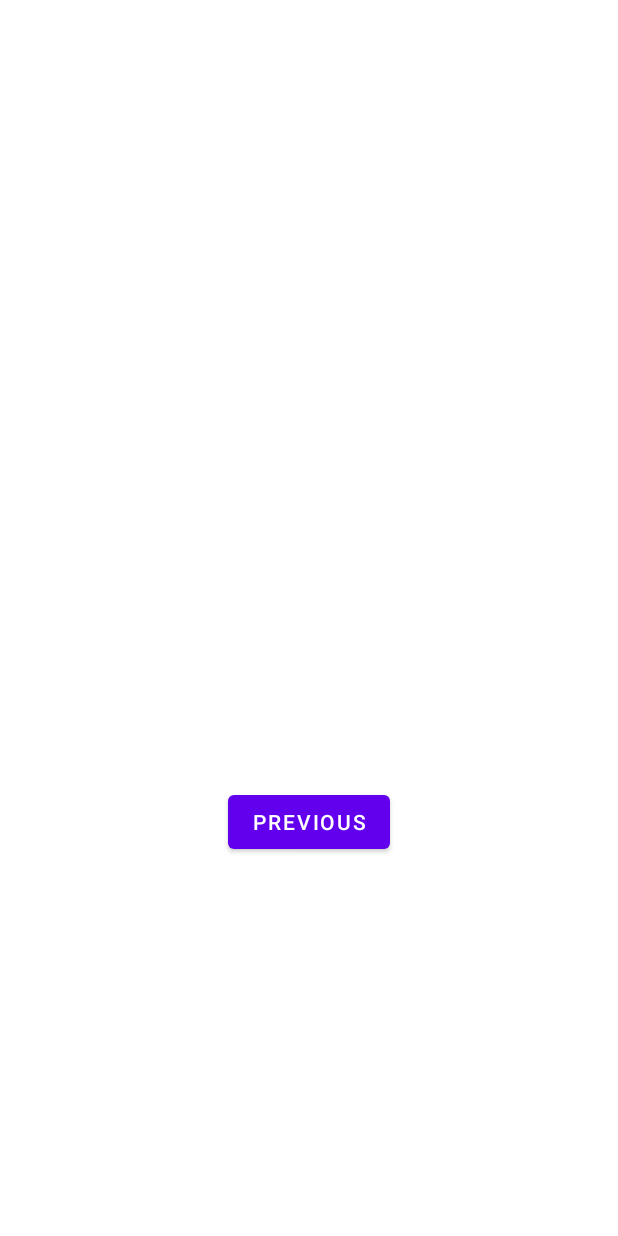
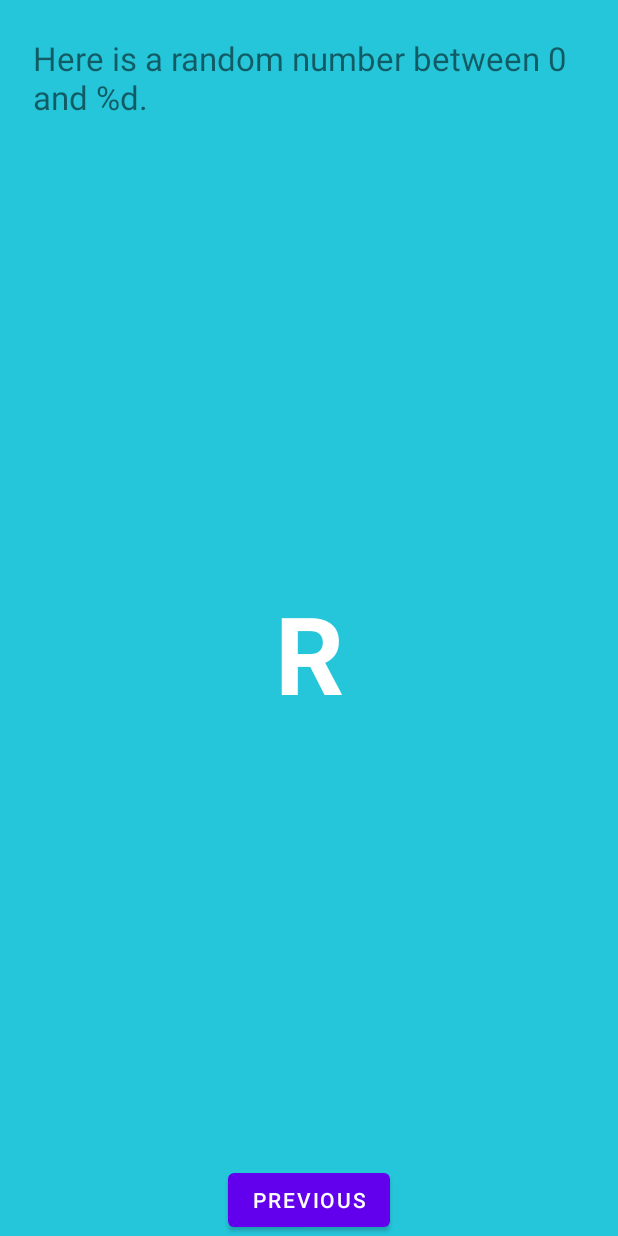
Before and after one commit to hanssenstijn/MySecondApp, an Android app: the layout fragment_second.xml on its own in the app's theme, with its tools: preview values and no code run, on a phone screen of 412 x 824 dp. Run offline under Robolectric (Android 15) with nearby library versions, the phone set to English and light mode, and no system bars.

Commit message:
second fragment

```diff
--- a/app/build.gradle
+++ b/app/build.gradle
@@ -1,6 +1,8 @@
 plugins {
     id 'com.android.application'
 }
+
+apply plugin: 'androidx.navigation.safeargs'
 
 android {
     compileSdkVersion 29
@@ -38,4 +40,5 @@ dependencies {
     testImplementation 'junit:junit:4.+'
     androidTestImplementation 'androidx.test.ext:junit:1.1.1'
     androidTestImplementation 'androidx.test.espresso:espresso-core:3.2.0'
+
 }
--- a/app/src/main/java/com/example/mysecondapp/SecondFragment.java
+++ b/app/src/main/java/com/example/mysecondapp/SecondFragment.java
@@ -8,6 +8,7 @@ import android.view.ViewGroup;
 import androidx.annotation.NonNull;
 import androidx.fragment.app.Fragment;
 import androidx.navigation.fragment.NavHostFragment;
+
 
 public class SecondFragment extends Fragment {
 
--- a/app/src/main/res/layout/fragment_second.xml
+++ b/app/src/main/res/layout/fragment_second.xml
@@ -4,13 +4,20 @@
     xmlns:tools="http://schemas.android.com/tools"
     android:layout_width="match_parent"
     android:layout_height="match_parent"
+    android:background="@color/screenBackground2"
     tools:context=".SecondFragment">
 
     <TextView
-        android:id="@+id/textview_second"
-        android:layout_width="wrap_content"
-        android:layout_height="wrap_content"
-        app:layout_constraintBottom_toTopOf="@id/button_second"
+        android:id="@+id/textview_header"
+        android:layout_width="368dp"
+        android:layout_height="123dp"
+        android:layout_marginStart="24dp"
+        android:layout_marginLeft="24dp"
+        android:layout_marginTop="24dp"
+        android:layout_marginEnd="24dp"
+        android:layout_marginRight="24dp"
+        android:text="@string/random_heading"
+        android:textSize="22sp"
         app:layout_constraintEnd_toEndOf="parent"
         app:layout_constraintStart_toStartOf="parent"
         app:layout_constraintTop_toTopOf="parent" />
@@ -22,6 +29,20 @@
         android:text="@string/previous"
         app:layout_constraintBottom_toBottomOf="parent"
         app:layout_constraintEnd_toEndOf="parent"
+        app:layout_constraintStart_toStartOf="parent" />
+
+    <TextView
+        android:id="@+id/textview_random"
+        android:layout_width="wrap_content"
+        android:layout_height="wrap_content"
+        android:text="R"
+        android:textColor="@android:color/white"
+        android:textSize="72sp"
+        android:textStyle="bold"
+        app:layout_constraintBottom_toTopOf="@+id/button_second"
+        app:layout_constraintEnd_toEndOf="parent"
         app:layout_constraintStart_toStartOf="parent"
-        app:layout_constraintTop_toBottomOf="@id/textview_second" />
+        app:layout_constraintTop_toBottomOf="@+id/textview_header"
+        app:layout_constraintVertical_bias="0.45" />
+
 </androidx.constraintlayout.widget.ConstraintLayout>
--- a/app/src/main/res/navigation/nav_graph.xml
+++ b/app/src/main/res/navigation/nav_graph.xml
@@ -24,5 +24,8 @@
         <action
             android:id="@+id/action_SecondFragment_to_FirstFragment"
             app:destination="@id/FirstFragment" />
+        <argument
+            android:name="myArg"
+            app:argType="integer" />
     </fragment>
 </navigation>
--- a/app/src/main/res/values/colors.xml
+++ b/app/src/main/res/values/colors.xml
@@ -9,4 +9,5 @@
     <color name="white">#FFFFFFFF</color>
     <color name="screenBackground">#FFEE58</color>
     <color name="buttonBackground">#BBDEFB</color>
+    <color name="screenBackground2">#26C6DA</color>
 </resources>
--- a/app/src/main/res/values/strings.xml
+++ b/app/src/main/res/values/strings.xml
@@ -7,8 +7,9 @@
     <string name="previous">Previous</string>
 
     <string name="hello_first_fragment">0</string>
-    <string name="hello_second_fragment">Hello second fragment. Arg: %1$s</string>
+    <string name="random_heading">Here is a random number between 0 and %d.</string>
     <string name="toast_button_text">Toast</string>
     <string name="random_button_text">Random</string>
     <string name="count_button_text">Count</string>
+    <string name="Toasttext">Hello toast!</string>
 </resources>
--- a/build.gradle
+++ b/build.gradle
@@ -6,6 +6,8 @@ buildscript {
     }
     dependencies {
         classpath "com.android.tools.build:gradle:4.1.0"
+        def nav_version = "2.3.0-alpha04"
+        classpath "androidx.navigation:navigation-safe-args-gradle-plugin:$nav_version"
 
         // NOTE: Do not place your application dependencies here; they belong
         // in the individual module build.gradle files
```
Also changed, not shown: app/src/main/java/com/example/mysecondapp/FirstFragment.java (+40 -3 lines).
